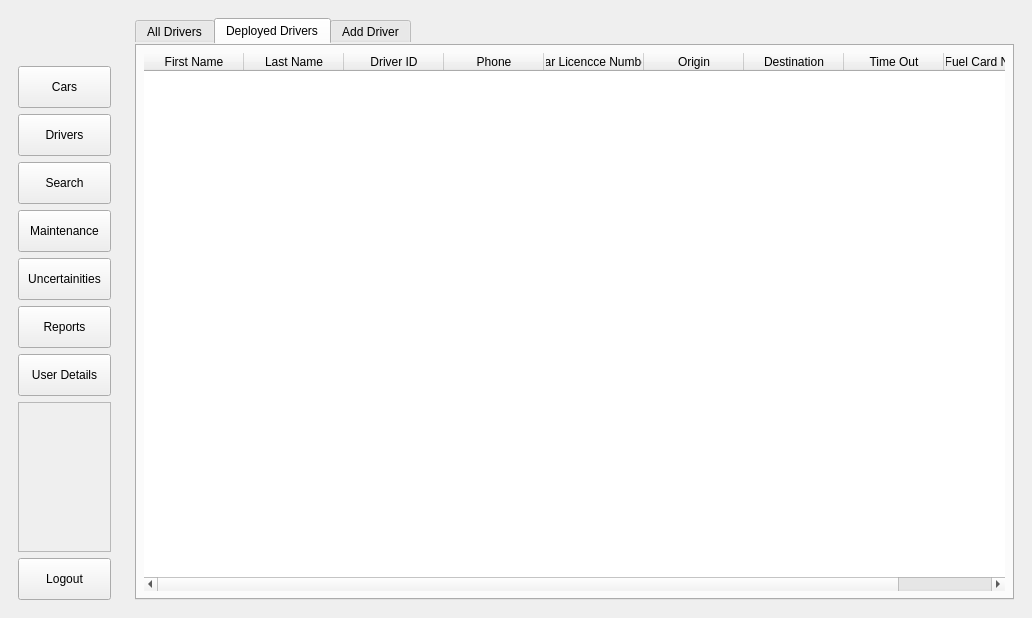
Old version of the form xfleetmain.ui in the repository Aula72/fleetmanagementsystem.
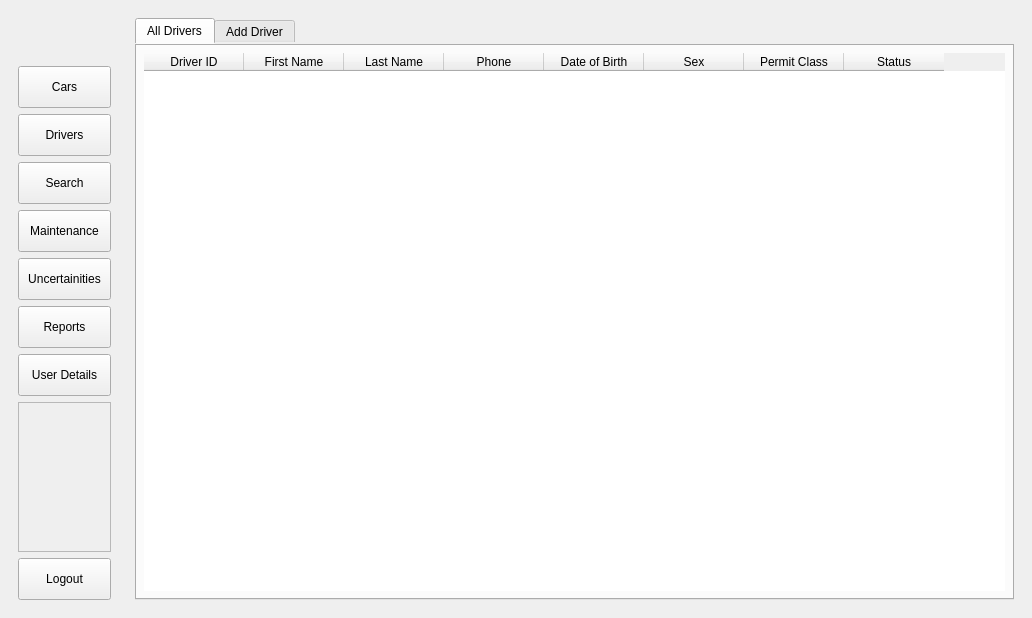
New version of the form. The open tabs and pages were chosen to show the change. Icons and pictures are not drawn.

Patch:
```diff
--- a/xfleetmain.ui
+++ b/xfleetmain.ui
@@ -139,11 +139,7 @@
               <attribute name="title">
                <string>All Cars</string>
               </attribute>
-              <layout class="QGridLayout" name="gridLayout_12">
-               <item row="0" column="0">
-                <widget class="QTableWidget" name="tableWidget"/>
-               </item>
-              </layout>
+              <layout class="QGridLayout" name="gridLayout_5"/>
              </widget>
              <widget class="QWidget" name="tab_2">
               <attribute name="title">
@@ -567,6 +563,11 @@
            <layout class="QGridLayout" name="gridLayout_4">
             <item row="0" column="0">
              <widget class="QTableWidget" name="tableWidget_3">
+              <column>
+               <property name="text">
+                <string>Driver ID</string>
+               </property>
+              </column>
               <column>
                <property name="text">
                 <string>First Name</string>
@@ -582,16 +583,6 @@
                 <string>Phone</string>
                </property>
               </column>
-              <column>
-               <property name="text">
-                <string>Email</string>
-               </property>
-              </column>
-              <column>
-               <property name="text">
-                <string>Address</string>
-               </property>
-              </column>
               <column>
                <property name="text">
                 <string>Date of Birth</string>
@@ -602,11 +593,6 @@
                 <string>Sex</string>
                </property>
               </column>
-              <column>
-               <property name="text">
-                <string>Permit Number</string>
-               </property>
-              </column>
               <column>
                <property name="text">
                 <string>Permit Class</string>
@@ -621,62 +607,6 @@
             </item>
            </layout>
           </widget>
-          <widget class="QWidget" name="tab_5">
-           <attribute name="title">
-            <string>Deployed Drivers</string>
-           </attribute>
-           <layout class="QGridLayout" name="gridLayout_5">
-            <item row="0" column="0">
-             <widget class="QTableWidget" name="tableWidget_4">
-              <column>
-               <property name="text">
-                <string>First Name</string>
-               </property>
-              </column>
-              <column>
-               <property name="text">
-                <string>Last Name</string>
-               </property>
-              </column>
-              <column>
-               <property name="text">
-                <string>Driver ID</string>
-               </property>
-              </column>
-              <column>
-               <property name="text">
-                <string>Phone</string>
-               </property>
-              </column>
-              <column>
-               <property name="text">
-                <string>Car Licencce Number</string>
-               </property>
-              </column>
-              <column>
-               <property name="text">
-                <string>Origin</string>
-               </property>
-              </column>
-              <column>
-               <property name="text">
-                <string>Destination</string>
-               </property>
-              </column>
-              <column>
-               <property name="text">
-                <string>Time Out</string>
-               </property>
-              </column>
-              <column>
-               <property name="text">
-                <string>Fuel Card Number</string>
-               </property>
-              </column>
-             </widget>
-            </item>
-           </layout>
-          </widget>
           <widget class="QWidget" name="tab_6">
            <attribute name="title">
             <string>Add Driver</string>
```
Left out of the diff: 37 changed lines with no effect on the pictures.
